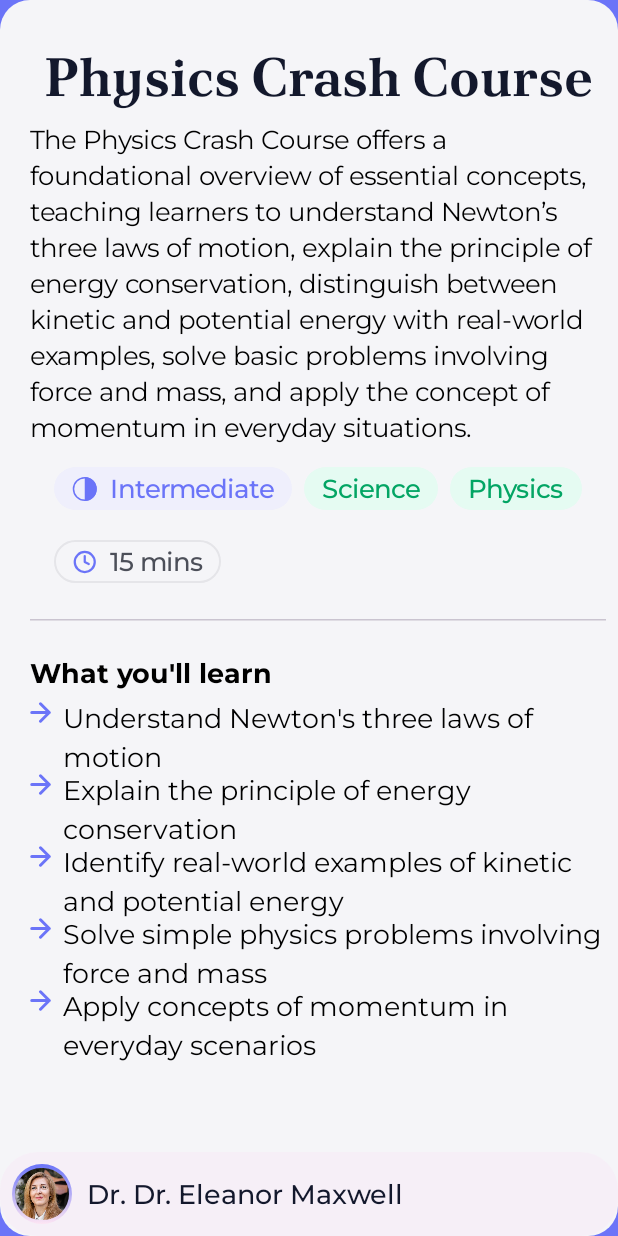
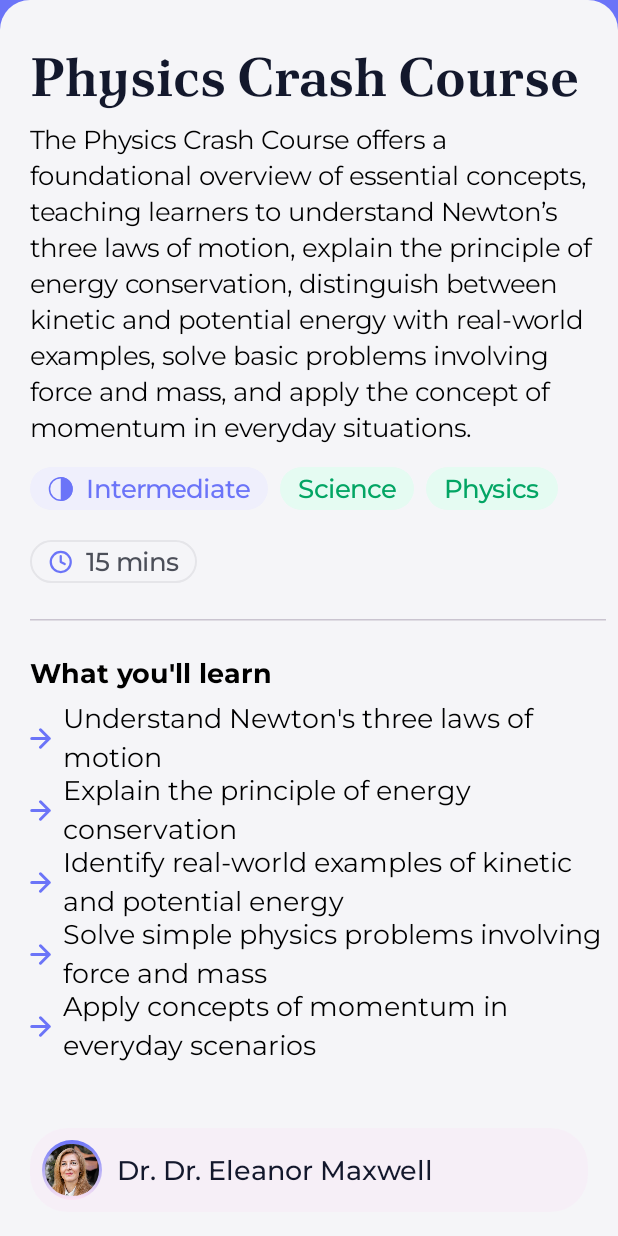
Before and after one commit to AmrMekhemar/CourseOverview, an Android app built with Jetpack Compose: the screen it shows after launch (MainActivity), on a phone screen of 412 x 824 dp. Run offline under Robolectric (Android 15) with nearby library versions, the phone set to English and light mode, and no system bars.

Commit message:
make the UI adaptive to different screen sizes

```diff
--- a/app/build.gradle.kts
+++ b/app/build.gradle.kts
@@ -49,6 +49,7 @@ dependencies {
     implementation(libs.androidx.ui.graphics)
     implementation(libs.androidx.ui.tooling.preview)
     implementation(libs.androidx.material3)
+    implementation(libs.androidx.material3.adaptive)
     testImplementation(libs.junit)
     androidTestImplementation(libs.androidx.junit)
     androidTestImplementation(libs.androidx.espresso.core)
--- a/app/src/main/java/com/tahhan/course/MainActivity.kt
+++ b/app/src/main/java/com/tahhan/course/MainActivity.kt
@@ -10,7 +10,9 @@ import androidx.compose.foundation.layout.padding
 import androidx.compose.foundation.layout.statusBars
 import androidx.compose.material3.MaterialTheme
 import androidx.compose.material3.Scaffold
+import androidx.compose.runtime.Composable
 import androidx.compose.ui.Modifier
+import androidx.compose.ui.tooling.preview.PreviewScreenSizes
 import com.tahhan.course.ui.components.CourseOverviewScreen
 import com.tahhan.course.ui.course
 import com.tahhan.course.ui.theme.CourseTheme
@@ -20,6 +22,15 @@ class MainActivity : ComponentActivity() {
         super.onCreate(savedInstanceState)
         enableEdgeToEdge()
         setContent {
+            MainActivityUI()
+        }
+    }
+
+
+}
+
+@Composable
+private fun MainActivityUI() {
     CourseTheme {
         Scaffold(
             modifier = Modifier.fillMaxSize(),
@@ -33,5 +44,9 @@ class MainActivity : ComponentActivity() {
         }
     }
 }
+
+@PreviewScreenSizes
+@Composable
+fun MainActivityUIPreview() {
+    MainActivityUI()
 }
-}
--- a/app/src/main/java/com/tahhan/course/ui/components/CourseOverviewScreen.kt
+++ b/app/src/main/java/com/tahhan/course/ui/components/CourseOverviewScreen.kt
@@ -9,6 +9,7 @@ import androidx.compose.foundation.layout.FlowRow
 import androidx.compose.foundation.layout.Row
 import androidx.compose.foundation.layout.Spacer
 import androidx.compose.foundation.layout.fillMaxSize
+import androidx.compose.foundation.layout.fillMaxWidth
 import androidx.compose.foundation.layout.height
 import androidx.compose.foundation.layout.padding
 import androidx.compose.foundation.lazy.LazyColumn
@@ -18,19 +19,20 @@ import androidx.compose.material3.HorizontalDivider
 import androidx.compose.material3.Icon
 import androidx.compose.material3.MaterialTheme
 import androidx.compose.material3.Text
+import androidx.compose.material3.adaptive.currentWindowAdaptiveInfo
 import androidx.compose.runtime.Composable
 import androidx.compose.ui.Alignment
 import androidx.compose.ui.Modifier
 import androidx.compose.ui.draw.clip
 import androidx.compose.ui.res.painterResource
-import androidx.compose.ui.tooling.preview.Preview
+import androidx.compose.ui.tooling.preview.PreviewScreenSizes
 import androidx.compose.ui.unit.dp
+import androidx.window.core.layout.WindowSizeClass
 import com.tahhan.course.R
 import com.tahhan.course.ui.Course
 import com.tahhan.course.ui.course
 import com.tahhan.course.ui.theme.CourseTheme
 import com.tahhan.course.ui.theme.PrimaryText
-import com.tahhan.course.ui.theme.TeacherPillBackground
 
 @OptIn(ExperimentalLayoutApi::class)
 @Composable
@@ -38,15 +40,18 @@ fun CourseOverviewScreen(
     course: Course,
     modifier: Modifier = Modifier
 ) {
+    val isNotCompact = currentWindowAdaptiveInfo().windowSizeClass
+        .isWidthAtLeastBreakpoint(WindowSizeClass.WIDTH_DP_MEDIUM_LOWER_BOUND)
+
     Box(
         modifier = modifier
-            .clip(RoundedCornerShape(20.dp))
+            .clip(RoundedCornerShape(topStart = 20.dp, topEnd = 20.dp))
             .fillMaxSize()
             .background(MaterialTheme.colorScheme.background)
     ) {
         Column(
-            modifier = Modifier.padding(start = 20.dp, top = 28.dp, 8.dp, bottom = 72.dp),
-            horizontalAlignment = Alignment.CenterHorizontally
+            modifier = Modifier.padding(start = 20.dp, top = 28.dp, 8.dp, bottom = 88.dp),
+            horizontalAlignment = if (isNotCompact) Alignment.CenterHorizontally else Alignment.Start
         ) {
             Text(
                 text = course.name,
@@ -72,16 +77,22 @@ fun CourseOverviewScreen(
             Spacer(Modifier.height(24.dp))
             HorizontalDivider()
             Spacer(Modifier.height(24.dp))
+            LazyColumn(
+                horizontalAlignment = Alignment.Start,
+                modifier = Modifier.fillMaxWidth()
+            ) {
+                stickyHeader {
                     Text(
                         text = "What you'll learn",
                         style = MaterialTheme.typography.headlineMedium,
                         modifier = Modifier.align(Alignment.Start)
                     )
                     Spacer(Modifier.height(8.dp))
-            LazyColumn {
+                }
                 items(course.whatToLearn) {
                     Row(
-                        horizontalArrangement = Arrangement.spacedBy(8.dp)
+                        horizontalArrangement = Arrangement.spacedBy(8.dp),
+                        verticalAlignment = Alignment.CenterVertically
                     ) {
                         Icon(
                             painter = painterResource(R.drawable.arrow),
@@ -96,18 +107,18 @@ fun CourseOverviewScreen(
                     }
                 }
             }
-            Spacer(Modifier.height(24.dp))
         }
         DrCard(
             course.teacher,
             modifier = Modifier
                 .align(Alignment.BottomCenter)
+                .padding(horizontal = 20.dp, vertical = 16.dp)
         )
     }
 }
 
 
-@Preview(showBackground = true)
+@PreviewScreenSizes
 @Composable
 fun CourseOverviewScreenPreview() {
     CourseTheme {
--- a/app/src/main/java/com/tahhan/course/ui/components/DrCard.kt
+++ b/app/src/main/java/com/tahhan/course/ui/components/DrCard.kt
@@ -4,14 +4,11 @@ import androidx.compose.foundation.Image
 import androidx.compose.foundation.background
 import androidx.compose.foundation.layout.Arrangement
 import androidx.compose.foundation.layout.Box
-import androidx.compose.foundation.layout.IntrinsicSize
 import androidx.compose.foundation.layout.Row
-import androidx.compose.foundation.layout.fillMaxSize
 import androidx.compose.foundation.layout.fillMaxWidth
 import androidx.compose.foundation.layout.height
 import androidx.compose.foundation.layout.padding
 import androidx.compose.foundation.layout.size
-import androidx.compose.foundation.layout.width
 import androidx.compose.foundation.shape.CircleShape
 import androidx.compose.foundation.shape.RoundedCornerShape
 import androidx.compose.material3.MaterialTheme
@@ -20,7 +17,6 @@ import androidx.compose.runtime.Composable
 import androidx.compose.ui.Alignment
 import androidx.compose.ui.Modifier
 import androidx.compose.ui.draw.clip
-import androidx.compose.ui.graphics.Brush
 import androidx.compose.ui.res.painterResource
 import androidx.compose.ui.tooling.preview.Preview
 import androidx.compose.ui.unit.dp
--- a/gradle/libs.versions.toml
+++ b/gradle/libs.versions.toml
@@ -8,6 +8,7 @@ espressoCore = "3.6.1"
 lifecycleRuntimeKtx = "2.8.7"
 activityCompose = "1.10.1"
 composeBom = "2024.09.00"
+adaptiveLayout = "1.2.0-alpha06"
 
 [libraries]
 androidx-core-ktx = { group = "androidx.core", name = "core-ktx", version.ref = "coreKtx" }
@@ -24,6 +25,7 @@ androidx-ui-tooling-preview = { group = "androidx.compose.ui", name = "ui-toolin
 androidx-ui-test-manifest = { group = "androidx.compose.ui", name = "ui-test-manifest" }
 androidx-ui-test-junit4 = { group = "androidx.compose.ui", name = "ui-test-junit4" }
 androidx-material3 = { group = "androidx.compose.material3", name = "material3" }
+androidx-material3-adaptive = { group = "androidx.compose.material3.adaptive", name = "adaptive-layout", version.ref = "adaptiveLayout" }
 
 [plugins]
 android-application = { id = "com.android.application", version.ref = "agp" }
```
Also changed, not shown: app/src/main/java/com/tahhan/course/ui/Extenstions.kt (deleted, +0 -14 lines). Lines whose indentation alone changed are shown as unchanged.
